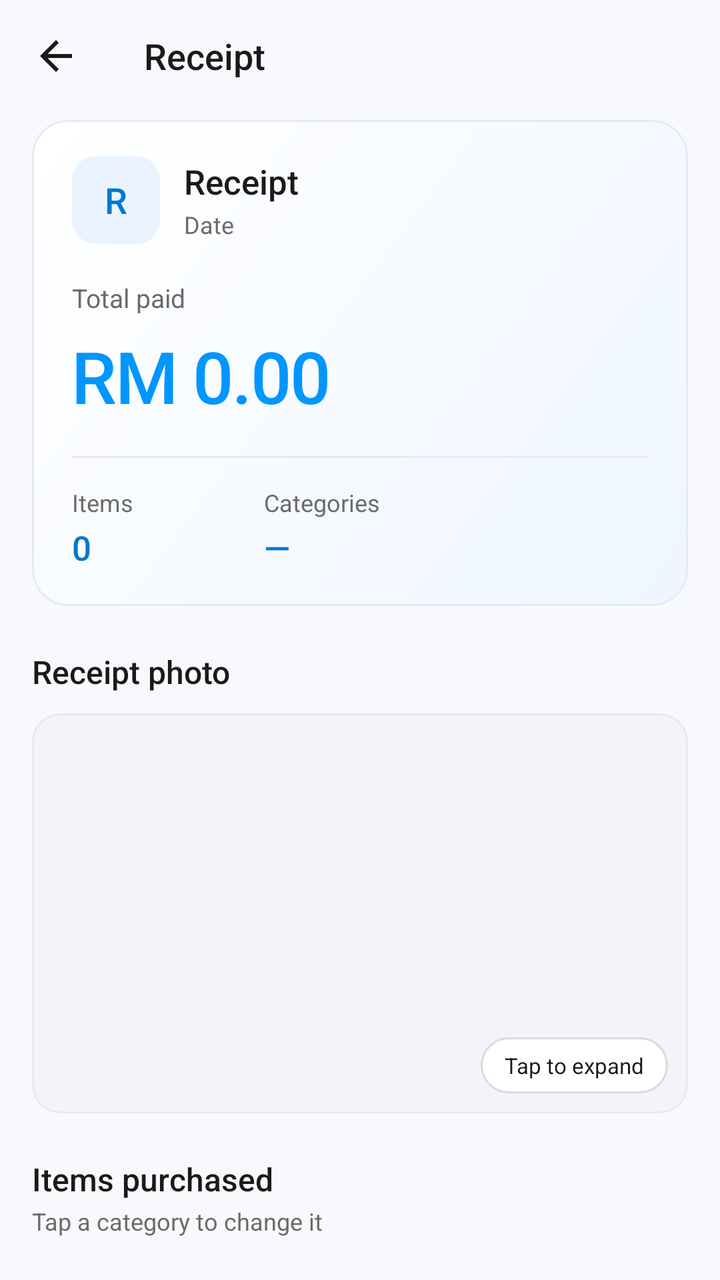
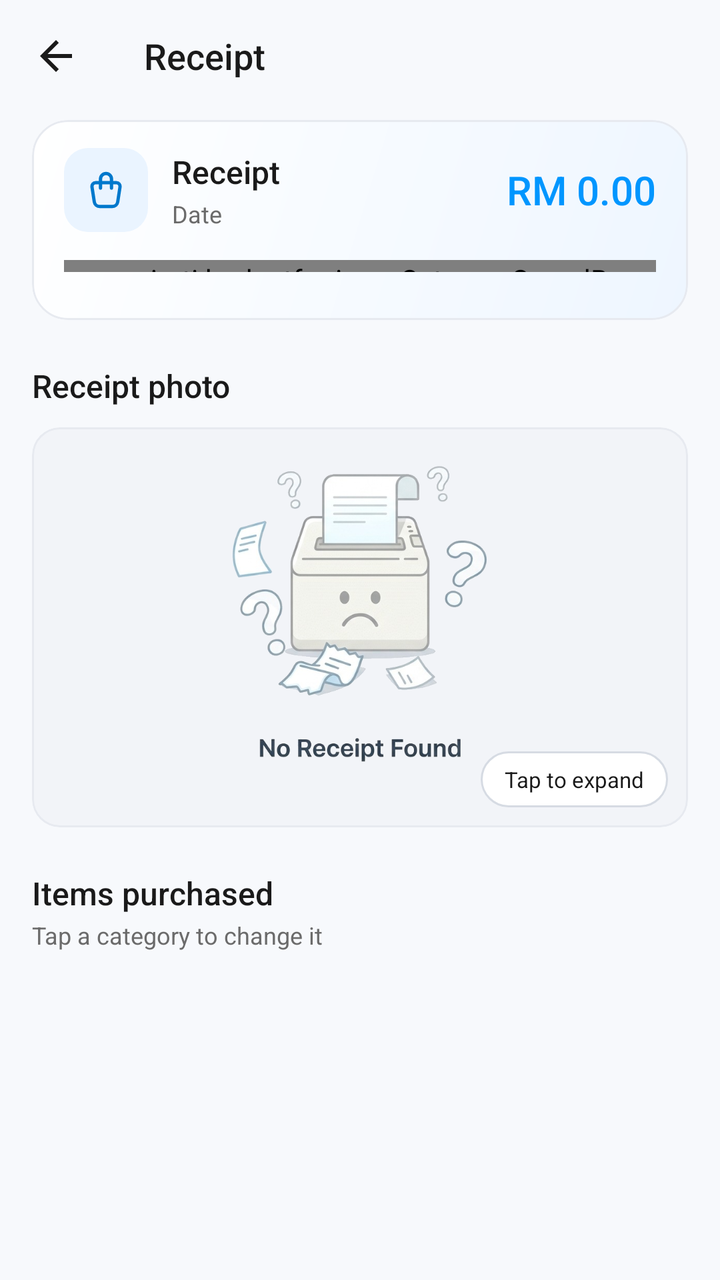

The first picture is an Android layout as it rendered before a commit; the second is the same layout after the commit. The layout source and the unified diff follow.
<!-- AndroidManifest.xml: application theme Theme.BudgetFY -->
<!-- res/layout/activity_receipt_detail.xml -->
<?xml version="1.0" encoding="utf-8"?>
<androidx.coordinatorlayout.widget.CoordinatorLayout
    xmlns:android="http://schemas.android.com/apk/res/android"
    xmlns:app="http://schemas.android.com/apk/res-auto"
    android:layout_width="match_parent"
    android:layout_height="match_parent"
    android:background="@color/page_bg">

    <LinearLayout
        android:layout_width="match_parent"
        android:layout_height="match_parent"
        android:orientation="vertical">

        <androidx.appcompat.widget.Toolbar
            android:id="@+id/detailToolbar"
            android:layout_width="match_parent"
            android:layout_height="?attr/actionBarSize"
            android:background="@color/page_bg"
            android:theme="@style/ThemeOverlay.App.Toolbar"
            app:navigationIcon="?attr/homeAsUpIndicator"
            app:title="Receipt"
            app:titleTextColor="@color/text_primary" />

        <androidx.core.widget.NestedScrollView
            android:layout_width="match_parent"
            android:layout_height="match_parent"
            android:clipToPadding="false"
            android:paddingBottom="28dp">

            <LinearLayout
                android:layout_width="match_parent"
                android:layout_height="wrap_content"
                android:orientation="vertical"
                android:paddingHorizontal="16dp">

                
                <com.google.android.material.card.MaterialCardView
                    android:layout_width="match_parent"
                    android:layout_height="wrap_content"
                    android:layout_marginTop="4dp"
                    app:cardCornerRadius="18dp">

                    <LinearLayout
                        android:layout_width="match_parent"
                        android:layout_height="wrap_content"
                        android:background="@drawable/bg_total_summary"
                        android:orientation="vertical"
                        android:paddingHorizontal="20dp"
                        android:paddingVertical="18dp">

                        
                        <LinearLayout
                            android:layout_width="match_parent"
                            android:layout_height="wrap_content"
                            android:gravity="center_vertical"
                            android:orientation="horizontal">

                            <TextView
                                android:id="@+id/detailStoreInitial"
                                android:layout_width="44dp"
                                android:layout_height="44dp"
                                android:background="@drawable/bg_icon_tile"
                                android:fontFamily="sans-serif-medium"
                                android:gravity="center"
                                android:text="R"
                                android:textColor="@color/accent_text"
                                android:textSize="18sp" />

                            <LinearLayout
                                android:layout_width="0dp"
                                android:layout_height="wrap_content"
                                android:layout_marginStart="12dp"
                                android:layout_weight="1"
                                android:orientation="vertical">

                                <TextView
                                    android:id="@+id/detailStoreNameTextView"
                                    android:layout_width="match_parent"
                                    android:layout_height="wrap_content"
                                    android:ellipsize="end"
                                    android:fontFamily="sans-serif-medium"
                                    android:maxLines="1"
                                    android:text="Receipt"
                                    android:textColor="@color/text_primary"
                                    android:textSize="17sp" />

                                <TextView
                                    android:id="@+id/detailDateTextView"
                                    android:layout_width="wrap_content"
                                    android:layout_height="wrap_content"
                                    android:layout_marginTop="2dp"
                                    android:text="Date"
                                    android:textColor="@color/text_secondary"
                                    android:textSize="12sp" />
                            </LinearLayout>
                        </LinearLayout>

                        <TextView
                            android:layout_width="wrap_content"
                            android:layout_height="wrap_content"
                            android:layout_marginTop="18dp"
                            android:text="Total paid"
                            android:textColor="@color/text_secondary"
                            android:textSize="13sp" />

                        <TextView
                            android:id="@+id/detailTotalTextView"
                            android:layout_width="wrap_content"
                            android:layout_height="wrap_content"
                            android:layout_marginTop="6dp"
                            android:text="RM 0.00"
                            android:textAppearance="@style/TextAppearance.App.Hero"
                            android:textColor="@color/brand_blue" />

                        <View
                            android:layout_width="match_parent"
                            android:layout_height="1dp"
                            android:layout_marginTop="16dp"
                            android:background="@color/stroke" />

                        <LinearLayout
                            android:layout_width="match_parent"
                            android:layout_height="wrap_content"
                            android:layout_marginTop="14dp"
                            android:baselineAligned="false"
                            android:orientation="horizontal">

                            <LinearLayout
                                android:layout_width="0dp"
                                android:layout_height="wrap_content"
                                android:layout_weight="1"
                                android:orientation="vertical">

                                <TextView
                                    android:layout_width="wrap_content"
                                    android:layout_height="wrap_content"
                                    android:text="Items"
                                    android:textAppearance="@style/TextAppearance.App.StatLabel" />

                                <TextView
                                    android:id="@+id/detailItemCountTextView"
                                    android:layout_width="wrap_content"
                                    android:layout_height="wrap_content"
                                    android:layout_marginTop="3dp"
                                    android:text="0"
                                    android:textAppearance="@style/TextAppearance.App.StatValue" />
                            </LinearLayout>

                            <LinearLayout
                                android:layout_width="0dp"
                                android:layout_height="wrap_content"
                                android:layout_weight="2"
                                android:orientation="vertical">

                                <TextView
                                    android:layout_width="wrap_content"
                                    android:layout_height="wrap_content"
                                    android:text="Categories"
                                    android:textAppearance="@style/TextAppearance.App.StatLabel" />

                                <TextView
                                    android:id="@+id/detailCategoriesTextView"
                                    android:layout_width="match_parent"
                                    android:layout_height="wrap_content"
                                    android:layout_marginTop="3dp"
                                    android:ellipsize="end"
                                    android:maxLines="1"
                                    android:text="—"
                                    android:textAppearance="@style/TextAppearance.App.StatValue" />
                            </LinearLayout>
                        </LinearLayout>
                    </LinearLayout>
                </com.google.android.material.card.MaterialCardView>

                
                <TextView
                    android:layout_width="wrap_content"
                    android:layout_height="wrap_content"
                    android:layout_marginTop="22dp"
                    android:layout_marginBottom="10dp"
                    android:text="Receipt photo"
                    android:textAppearance="@style/TextAppearance.App.Title" />

                <com.google.android.material.card.MaterialCardView
                    android:id="@+id/receiptImageCard"
                    android:layout_width="match_parent"
                    android:layout_height="wrap_content"
                    android:clickable="true"
                    android:focusable="true">

                    <FrameLayout
                        android:layout_width="match_parent"
                        android:layout_height="wrap_content"
                        android:background="@color/surface_muted">

                        <ImageView
                            android:id="@+id/receiptImageDetail"
                            android:layout_width="match_parent"
                            android:layout_height="200dp"
                            android:contentDescription="Receipt image"
                            android:scaleType="centerCrop"
                            android:src="@mipmap/ic_launcher" />

                        <TextView
                            android:id="@+id/imageExpandHint"
                            android:layout_width="wrap_content"
                            android:layout_height="28dp"
                            android:layout_gravity="bottom|end"
                            android:layout_margin="10dp"
                            android:background="@drawable/bg_pill"
                            android:gravity="center"
                            android:paddingHorizontal="12dp"
                            android:text="Tap to expand"
                            android:textColor="@color/text_primary"
                            android:textSize="11sp" />
                    </FrameLayout>
                </com.google.android.material.card.MaterialCardView>

                
                <TextView
                    android:layout_width="wrap_content"
                    android:layout_height="wrap_content"
                    android:layout_marginTop="22dp"
                    android:text="Items purchased"
                    android:textAppearance="@style/TextAppearance.App.Title" />

                <TextView
                    android:layout_width="wrap_content"
                    android:layout_height="wrap_content"
                    android:layout_marginTop="2dp"
                    android:layout_marginBottom="10dp"
                    android:text="Tap a category to change it"
                    android:textAppearance="@style/TextAppearance.App.Caption" />

                <com.google.android.material.card.MaterialCardView
                    android:layout_width="match_parent"
                    android:layout_height="wrap_content">

                    <androidx.recyclerview.widget.RecyclerView
                        android:id="@+id/detailItemsRecyclerView"
                        android:layout_width="match_parent"
                        android:layout_height="wrap_content"
                        android:nestedScrollingEnabled="false" />
                </com.google.android.material.card.MaterialCardView>

            </LinearLayout>
        </androidx.core.widget.NestedScrollView>
    </LinearLayout>

</androidx.coordinatorlayout.widget.CoordinatorLayout>
<!-- resources referenced by this layout -->
<resources>
  <color name="accent_text">#0078CC</color>
  <color name="brand_blue">#0096FF</color>
  <color name="page_bg">#F7F9FC</color>
  <color name="stroke">#E7EAF0</color>
  <color name="surface_muted">#F2F4F8</color>
  <color name="text_primary">#1A1A1A</color>
  <color name="text_secondary">#6B6B6B</color>
  <!-- drawable bg_icon_tile (drawable) -->
  <?xml version="1.0" encoding="utf-8"?>
  <shape xmlns:android="http://schemas.android.com/apk/res/android" android:shape="rectangle">
      <solid android:color="@color/accent_soft" />
      <corners android:radius="12dp" />
  </shape>
  <!-- mipmap ic_launcher (mipmap-anydpi) -->
  <?xml version="1.0" encoding="utf-8"?>
  <adaptive-icon xmlns:android="http://schemas.android.com/apk/res/android">
      <background android:drawable="@drawable/ic_launcher_bg" />
      <foreground android:drawable="@android:color/transparent" />
  </adaptive-icon>
  <style name="TextAppearance.App.Caption" parent="">
          <item name="android:textSize">12sp</item>
          <item name="android:textColor">@color/text_secondary</item>
      </style>
  <style name="TextAppearance.App.Hero" parent="">
          <item name="android:textSize">36sp</item>
          <item name="android:fontFamily">sans-serif-medium</item>
          <item name="android:letterSpacing">-0.02</item>
          <item name="android:includeFontPadding">false</item>
      </style>
  <style name="TextAppearance.App.StatLabel" parent="">
          <item name="android:textSize">12sp</item>
          <item name="android:textColor">@color/text_secondary</item>
      </style>
  <style name="TextAppearance.App.StatValue" parent="">
          <item name="android:textSize">17sp</item>
          <item name="android:fontFamily">sans-serif-medium</item>
          <item name="android:textColor">@color/accent_text</item>
      </style>
  <style name="TextAppearance.App.Title" parent="">
          <item name="android:textSize">16sp</item>
          <item name="android:fontFamily">sans-serif-medium</item>
          <item name="android:textColor">@color/text_primary</item>
      </style>
  <style name="ThemeOverlay.App.Toolbar" parent="ThemeOverlay.AppCompat.Light">
          <item name="colorControlNormal">@color/text_primary</item>
          <item name="android:textColorPrimary">@color/text_primary</item>
      </style>
  <color name="accent_soft">#EAF4FF</color>
  <color name="card_bg">#FFFFFF</color>
  <color name="stroke_strong">#D6DBE3</color>
  <!-- drawable ic_launcher_bg: png bitmap (drawable-nodpi, 84278 bytes) -->
  <color name="brand_blue_dark">#0078CC</color>
  <color name="white">#FFFFFFFF</color>
  <style name="ShapeAppearance.App.Small" parent="ShapeAppearance.MaterialComponents.SmallComponent">
          <item name="cornerFamily">rounded</item>
          <item name="cornerSize">12dp</item>
      </style>
  <style name="ShapeAppearance.App.Medium" parent="ShapeAppearance.MaterialComponents.MediumComponent">
          <item name="cornerFamily">rounded</item>
          <item name="cornerSize">14dp</item>
      </style>
  <style name="Widget.App.AutoComplete" parent="Widget.AppCompat.AutoCompleteTextView">
          <item name="android:popupBackground">@drawable/bg_popup</item>
          <item name="android:dropDownVerticalOffset">6dp</item>
      </style>
  <color name="progress_track">#E9EDF2</color>
  <style name="ShapeAppearance.App.Dialog" parent="ShapeAppearance.MaterialComponents.MediumComponent">
          <item name="cornerFamily">rounded</item>
          <item name="cornerSize">20dp</item>
      </style>
  <style name="Widget.App.DialogButton.Cancel">
          <item name="android:textColor">@color/text_secondary</item>
      </style>
  <style name="Widget.App.DialogButton.Danger">
          <item name="android:textColor">@color/danger_red</item>
      </style>
  <color name="danger_red">#F44336</color>
  <!-- unchanged entries left out for length: 15 -->
</resources>

<!-- the commit's change to res/layout/activity_receipt_detail.xml (unified diff, before → after) -->
@@ -45,8 +45,8 @@
                         android:layout_height="wrap_content"
                         android:background="@drawable/bg_total_summary"
                         android:orientation="vertical"
-                        android:paddingHorizontal="20dp"
-                        android:paddingVertical="18dp">
+                        android:paddingHorizontal="16dp"
+                        android:paddingVertical="14dp">
 
                         
                         <LinearLayout
@@ -55,16 +55,13 @@
                             android:gravity="center_vertical"
                             android:orientation="horizontal">
 
-                            <TextView
-                                android:id="@+id/detailStoreInitial"
-                                android:layout_width="44dp"
-                                android:layout_height="44dp"
+                            <ImageView
+                                android:layout_width="42dp"
+                                android:layout_height="42dp"
                                 android:background="@drawable/bg_icon_tile"
-                                android:fontFamily="sans-serif-medium"
-                                android:gravity="center"
-                                android:text="R"
-                                android:textColor="@color/accent_text"
-                                android:textSize="18sp" />
+                                android:contentDescription="@null"
+                                android:padding="10dp"
+                                android:src="@drawable/ic_shopping_bag" />
 
                             <LinearLayout
                                 android:layout_width="0dp"
@@ -82,8 +79,9 @@
                                     android:maxLines="1"
                                     android:text="Receipt"
                                     android:textColor="@color/text_primary"
-                                    android:textSize="17sp" />
+                                    android:textSize="16sp" />
 
+                                
                                 <TextView
                                     android:id="@+id/detailDateTextView"
                                     android:layout_width="wrap_content"
@@ -93,82 +91,33 @@
                                     android:textColor="@color/text_secondary"
                                     android:textSize="12sp" />
                             </LinearLayout>
+
+                            <TextView
+                                android:id="@+id/detailTotalTextView"
+                                android:layout_width="wrap_content"
+                                android:layout_height="wrap_content"
+                                android:layout_marginStart="10dp"
+                                android:fontFamily="sans-serif-medium"
+                                android:text="RM 0.00"
+                                android:textColor="@color/brand_blue"
+                                android:textSize="20sp" />
                         </LinearLayout>
 
-                        <TextView
-                            android:layout_width="wrap_content"
-                            android:layout_height="wrap_content"
-                            android:layout_marginTop="18dp"
-                            android:text="Total paid"
-                            android:textColor="@color/text_secondary"
-                            android:textSize="13sp" />
+                        
+                        <com.jmti.budgetfy.views.CategorySpendBar
+                            android:id="@+id/detailSpendBar"
+                            android:layout_width="match_parent"
+                            android:layout_height="6dp"
+                            android:layout_marginTop="14dp" />
 
-                        <TextView
-                            android:id="@+id/detailTotalTextView"
-                            android:layout_width="wrap_content"
-                            android:layout_height="wrap_content"
-                            android:layout_marginTop="6dp"
-                            android:text="RM 0.00"
-                            android:textAppearance="@style/TextAppearance.App.Hero"
-                            android:textColor="@color/brand_blue" />
-
-                        <View
-                            android:layout_width="match_parent"
-                            android:layout_height="1dp"
-                            android:layout_marginTop="16dp"
-                            android:background="@color/stroke" />
-
-                        <LinearLayout
+                        
+                        <com.google.android.material.chip.ChipGroup
+                            android:id="@+id/detailCategoryChips"
                             android:layout_width="match_parent"
                             android:layout_height="wrap_content"
-                            android:layout_marginTop="14dp"
-                            android:baselineAligned="false"
-                            android:orientation="horizontal">
-
-                            <LinearLayout
-                                android:layout_width="0dp"
-                                android:layout_height="wrap_content"
-                                android:layout_weight="1"
-                                android:orientation="vertical">
-
-                                <TextView
-                                    android:layout_width="wrap_content"
-                                    android:layout_height="wrap_content"
-                                    android:text="Items"
-                                    android:textAppearance="@style/TextAppearance.App.StatLabel" />
-
-                                <TextView
-                                    android:id="@+id/detailItemCountTextView"
-                                    android:layout_width="wrap_content"
-                                    android:layout_height="wrap_content"
-                                    android:layout_marginTop="3dp"
-                                    android:text="0"
-                                    android:textAppearance="@style/TextAppearance.App.StatValue" />
-                            </LinearLayout>
-
-                            <LinearLayout
-                                android:layout_width="0dp"
-                                android:layout_height="wrap_content"
-                                android:layout_weight="2"
-                                android:orientation="vertical">
-
-                                <TextView
-                                    android:layout_width="wrap_content"
-                                    android:layout_height="wrap_content"
-                                    android:text="Categories"
-                                    android:textAppearance="@style/TextAppearance.App.StatLabel" />
-
-                                <TextView
-                                    android:id="@+id/detailCategoriesTextView"
-                                    android:layout_width="match_parent"
-                                    android:layout_height="wrap_content"
-                                    android:layout_marginTop="3dp"
-                                    android:ellipsize="end"
-                                    android:maxLines="1"
-                                    android:text="—"
-                                    android:textAppearance="@style/TextAppearance.App.StatValue" />
-                            </LinearLayout>
-                        </LinearLayout>
+                            android:layout_marginTop="10dp"
+                            app:chipSpacingHorizontal="6dp"
+                            app:chipSpacingVertical="6dp" />
                     </LinearLayout>
                 </com.google.android.material.card.MaterialCardView>
 
@@ -199,7 +148,7 @@
                             android:layout_height="200dp"
                             android:contentDescription="Receipt image"
                             android:scaleType="centerCrop"
-                            android:src="@mipmap/ic_launcher" />
+                            android:src="@drawable/receipt_placeholder" />
 
                         <TextView
                             android:id="@+id/imageExpandHint"
<!-- resource entries referenced after the edit -->
@@ -13,30 +13,30 @@
       <solid android:color="@color/accent_soft" />
       <corners android:radius="12dp" />
   </shape>
-  <!-- mipmap ic_launcher (mipmap-anydpi) -->
+  <!-- drawable ic_shopping_bag (drawable) -->
   <?xml version="1.0" encoding="utf-8"?>
-  <adaptive-icon xmlns:android="http://schemas.android.com/apk/res/android">
-      <background android:drawable="@drawable/ic_launcher_bg" />
-      <foreground android:drawable="@android:color/transparent" />
-  </adaptive-icon>
+  <vector xmlns:android="http://schemas.android.com/apk/res/android"
+      android:width="24dp"
+      android:height="24dp"
+      android:viewportWidth="24"
+      android:viewportHeight="24">
+      <path
+          android:pathData="M6.331,8h11.339a2,2 0,0 1,1.977 2.304l-1.255,8.152a3,3 0,0 1,-2.966 2.544h-6.852a3,3 0,0 1,-2.965 -2.544l-1.255,-8.152a2,2 0,0 1,1.977 -2.304z"
+          android:strokeWidth="1.8"
+          android:strokeColor="@color/accent_text"
+          android:strokeLineCap="round"
+          android:strokeLineJoin="round" />
+      <path
+          android:pathData="M9,11v-5a3,3 0,0 1,6 0v5"
+          android:strokeWidth="1.8"
+          android:strokeColor="@color/accent_text"
+          android:strokeLineCap="round"
+          android:strokeLineJoin="round" />
+  </vector>
+  <!-- drawable receipt_placeholder: png bitmap (drawable-nodpi, 235946 bytes) -->
   <style name="TextAppearance.App.Caption" parent="">
           <item name="android:textSize">12sp</item>
           <item name="android:textColor">@color/text_secondary</item>
-      </style>
-  <style name="TextAppearance.App.Hero" parent="">
-          <item name="android:textSize">36sp</item>
-          <item name="android:fontFamily">sans-serif-medium</item>
-          <item name="android:letterSpacing">-0.02</item>
-          <item name="android:includeFontPadding">false</item>
-      </style>
-  <style name="TextAppearance.App.StatLabel" parent="">
-          <item name="android:textSize">12sp</item>
-          <item name="android:textColor">@color/text_secondary</item>
-      </style>
-  <style name="TextAppearance.App.StatValue" parent="">
-          <item name="android:textSize">17sp</item>
-          <item name="android:fontFamily">sans-serif-medium</item>
-          <item name="android:textColor">@color/accent_text</item>
       </style>
   <style name="TextAppearance.App.Title" parent="">
           <item name="android:textSize">16sp</item>
@@ -50,7 +50,6 @@
   <color name="accent_soft">#EAF4FF</color>
   <color name="card_bg">#FFFFFF</color>
   <color name="stroke_strong">#D6DBE3</color>
-  <!-- drawable ic_launcher_bg: png bitmap (drawable-nodpi, 84278 bytes) -->
   <color name="brand_blue_dark">#0078CC</color>
   <color name="white">#FFFFFFFF</color>
   <style name="ShapeAppearance.App.Small" parent="ShapeAppearance.MaterialComponents.SmallComponent">
